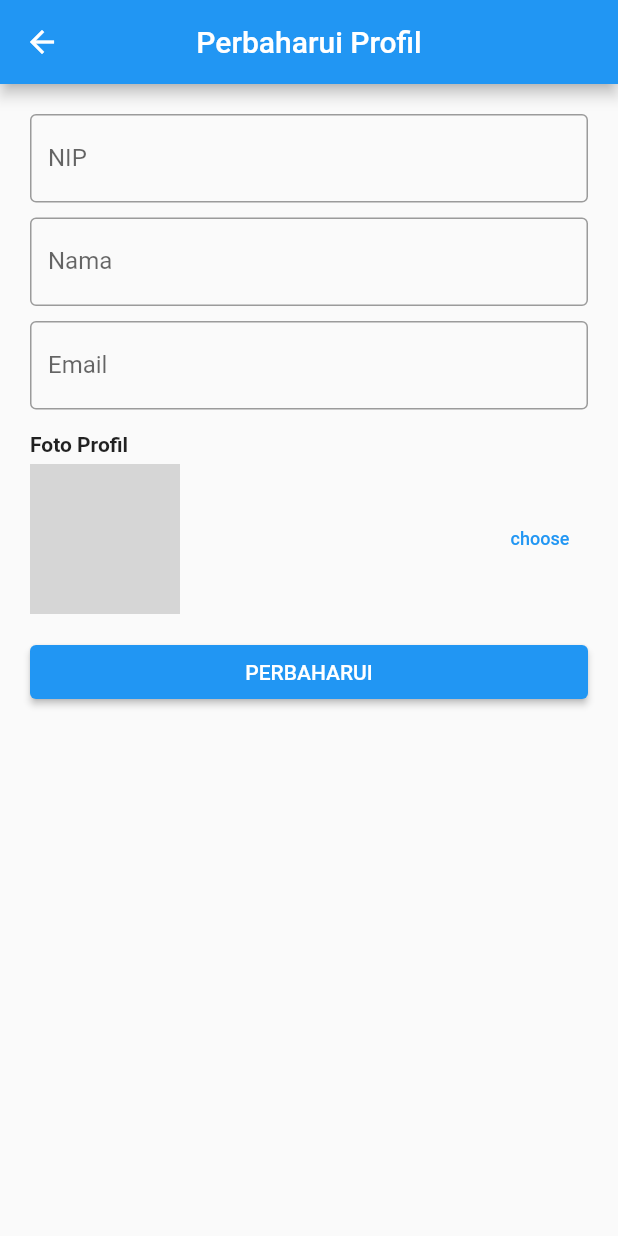
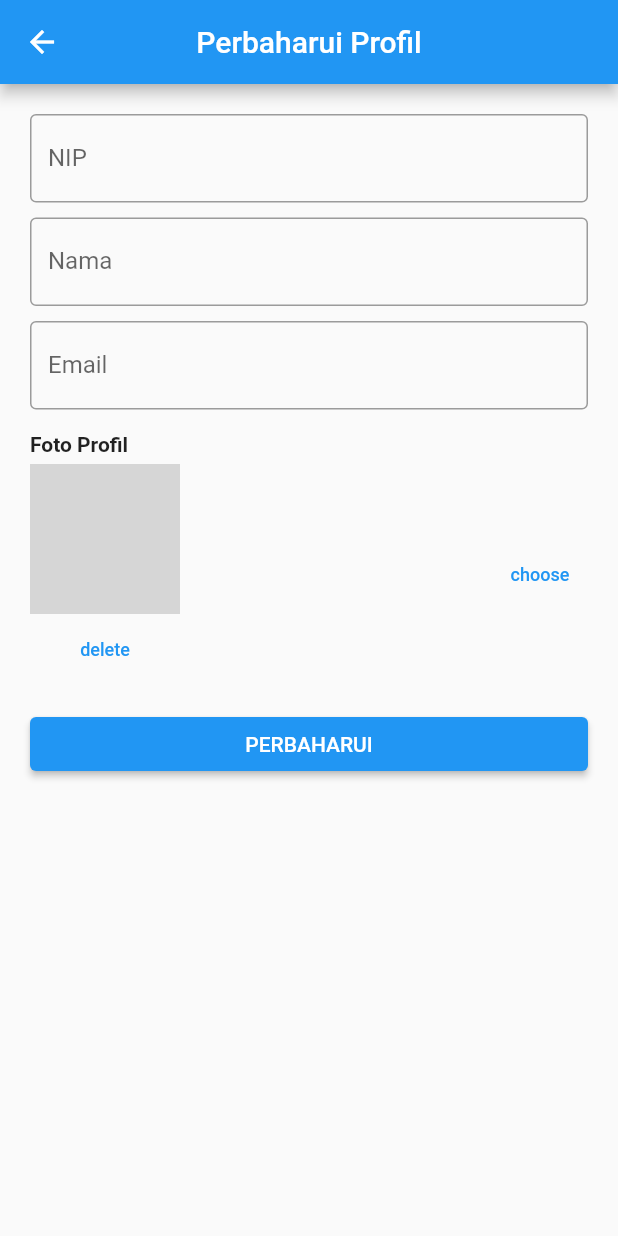
Before and after one commit to putramtp/flutter-presensi-app, a Flutter app: the UpdateProfileView screen opened directly with empty values, on a phone screen of 412 x 824 dp. Run offline on Flutter 3.47's test engine with Material 2 defaults, Android fonts, the phone set to English and light mode, and no system bars; our stand-ins replace cloud_firestore, firebase_auth, firebase_core, firebase_storage, get, image_picker; accounts and stored records are empty; network calls fail; grey boxes are pictures that could not be loaded.

Commit message:
Update 2 - Menambahkan Logic Tambah dan Hapus Foto Profil

```diff
--- a/lib/app/modules/update_profile/views/update_profile_view.dart
+++ b/lib/app/modules/update_profile/views/update_profile_view.dart
@@ -83,7 +83,9 @@ class UpdateProfileView extends GetView<UpdateProfileController> {
                     );
                   } else {
                     if (user['profile'] != null){
-                      return ClipOval(
+                      return Column(
+                        children: [
+                          ClipOval(
                           child: Container(
                             height: 100,
                             width: 100,
@@ -92,6 +94,18 @@ class UpdateProfileView extends GetView<UpdateProfileController> {
                                 fit: BoxFit.cover,
                               ),
                             ),
+                          ),
+                          TextButton(onPressed: (){
+                          controller.deleteProfile(user["uid"]);
+                    },
+                        child: Text(
+                       "delete",
+                          style: TextStyle(
+                          fontSize: 12,
+                    ),
+                  ),
+                ),
+                        ],
                       );
                     } else {
                       return Text("No Image");
```
Also changed, not shown: lib/app/modules/update_profile/controllers/update_profile_controller.dart (+34 -12 lines). Lines whose indentation alone changed are shown as unchanged.
